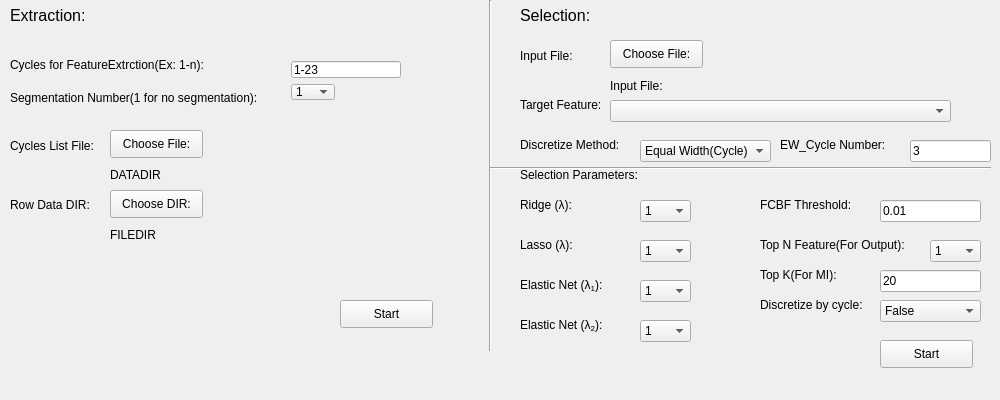
Old version of the form Feature_Selection/mainwindow.ui in the repository Po-haoHuang/LED_FE_FS.
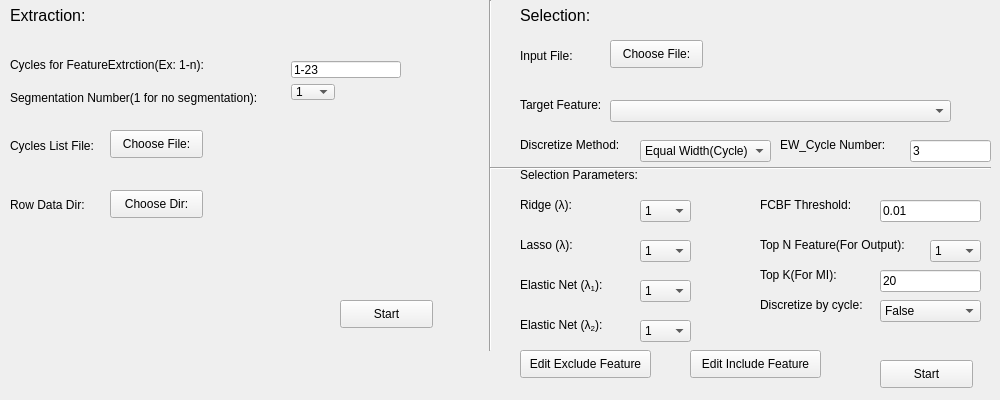
New version of the form.

Commit message: Modify Gui to open exclude list and include list txt file in notepad

The edit to the form file:
```diff
--- a/Feature_Selection/mainwindow.ui
+++ b/Feature_Selection/mainwindow.ui
@@ -58,7 +58,7 @@
      </sizepolicy>
     </property>
     <property name="text">
-     <string>&lt;html&gt;&lt;head/&gt;&lt;body&gt;&lt;p&gt;Input File:&lt;/p&gt;&lt;/body&gt;&lt;/html&gt;</string>
+     <string>&lt;html&gt;&lt;head/&gt;&lt;body&gt;&lt;p&gt;&lt;br/&gt;&lt;/p&gt;&lt;/body&gt;&lt;/html&gt;</string>
     </property>
     <property name="alignment">
      <set>Qt::AlignLeading|Qt::AlignLeft|Qt::AlignVCenter</set>
@@ -216,7 +216,7 @@
     <property name="geometry">
      <rect>
       <x>880</x>
-      <y>340</y>
+      <y>360</y>
       <width>93</width>
       <height>28</height>
      </rect>
@@ -327,7 +327,7 @@
      </sizepolicy>
     </property>
     <property name="text">
-     <string>&lt;html&gt;&lt;head/&gt;&lt;body&gt;&lt;p&gt;FILEDIR&lt;/p&gt;&lt;/body&gt;&lt;/html&gt;</string>
+     <string>&lt;html&gt;&lt;head/&gt;&lt;body&gt;&lt;p&gt;&lt;br/&gt;&lt;/p&gt;&lt;/body&gt;&lt;/html&gt;</string>
     </property>
     <property name="alignment">
      <set>Qt::AlignLeading|Qt::AlignLeft|Qt::AlignVCenter</set>
@@ -362,7 +362,7 @@
      </rect>
     </property>
     <property name="text">
-     <string>&lt;html&gt;&lt;head/&gt;&lt;body&gt;&lt;p&gt;Row Data DIR:&lt;/p&gt;&lt;/body&gt;&lt;/html&gt;</string>
+     <string>&lt;html&gt;&lt;head/&gt;&lt;body&gt;&lt;p&gt;Row Data Dir:&lt;/p&gt;&lt;/body&gt;&lt;/html&gt;</string>
     </property>
     <property name="alignment">
      <set>Qt::AlignLeading|Qt::AlignLeft|Qt::AlignVCenter</set>
@@ -499,7 +499,7 @@
      </rect>
     </property>
     <property name="text">
-     <string>Choose DIR:</string>
+     <string>Choose Dir:</string>
     </property>
     <property name="checkable">
      <bool>false</bool>
@@ -553,7 +553,7 @@
      </sizepolicy>
     </property>
     <property name="text">
-     <string>&lt;html&gt;&lt;head/&gt;&lt;body&gt;&lt;p&gt;DATADIR&lt;/p&gt;&lt;/body&gt;&lt;/html&gt;</string>
+     <string>&lt;html&gt;&lt;head/&gt;&lt;body&gt;&lt;p&gt;&lt;br/&gt;&lt;/p&gt;&lt;/body&gt;&lt;/html&gt;</string>
     </property>
     <property name="alignment">
      <set>Qt::AlignLeading|Qt::AlignLeft|Qt::AlignVCenter</set>
@@ -930,6 +930,44 @@
      <string>20</string>
     </property>
    </widget>
+   <widget class="QPushButton" name="pushButton_5">
+    <property name="geometry">
+     <rect>
+      <x>520</x>
+      <y>350</y>
+      <width>131</width>
+      <height>28</height>
+     </rect>
+    </property>
+    <property name="text">
+     <string>Edit Exclude Feature</string>
+    </property>
+    <property name="checkable">
+     <bool>false</bool>
+    </property>
+    <property name="checked">
+     <bool>false</bool>
+    </property>
+   </widget>
+   <widget class="QPushButton" name="pushButton_6">
+    <property name="geometry">
+     <rect>
+      <x>690</x>
+      <y>350</y>
+      <width>131</width>
+      <height>28</height>
+     </rect>
+    </property>
+    <property name="text">
+     <string>Edit Include Feature</string>
+    </property>
+    <property name="checkable">
+     <bool>false</bool>
+    </property>
+    <property name="checked">
+     <bool>false</bool>
+    </property>
+   </widget>
    <zorder>FS_inputLable</zorder>
    <zorder>FS_InputFileLabel</zorder>
    <zorder>FS_ChooseFile</zorder>
```
Left out of the diff: 2 changed lines with no effect on the pictures. The commit also changes 3 other files.
